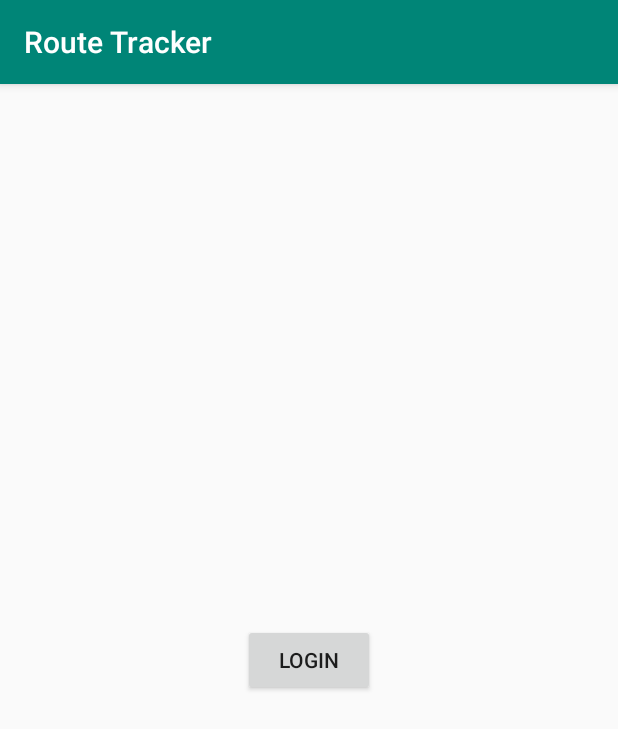
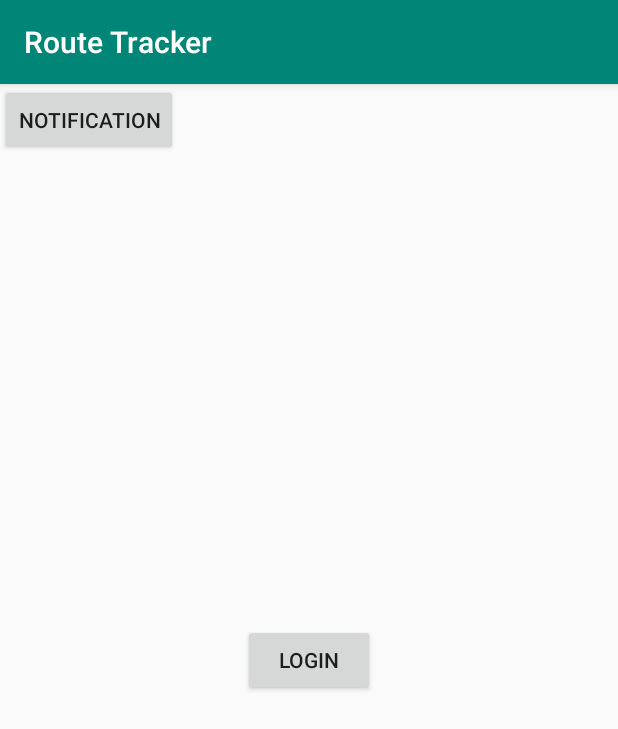
Before and after one commit to biner1999/night-travel, an Android app: the screen it shows after launch (MainActivity), on a phone screen of 412 x 824 dp. Shown: the top 729 px of the screen. Run offline under Robolectric (Android 15) with nearby library versions, the phone set to English and light mode, and no system bars.

Commit message:
notification test working in MainActivity now to be moved into its own class

```diff
--- a/app/build.gradle
+++ b/app/build.gradle
@@ -28,6 +28,7 @@ dependencies {
     testImplementation 'junit:junit:4.12'
     androidTestImplementation 'androidx.test.ext:junit:1.1.0'
     androidTestImplementation 'androidx.test.espresso:espresso-core:3.1.1'
+    implementation 'com.android.support:support-compat:28.0.0'
 
 
 }
--- a/app/src/main/java/com/example/routetracker/MainActivity.java
+++ b/app/src/main/java/com/example/routetracker/MainActivity.java
@@ -3,11 +3,17 @@ package com.example.routetracker;
 import androidx.annotation.NonNull;
 import androidx.appcompat.app.AppCompatActivity;
 import androidx.core.app.ActivityCompat;
+import androidx.core.app.NotificationCompat;
+import androidx.core.app.NotificationManagerCompat;
 import androidx.core.content.ContextCompat;
 
 import android.Manifest;
+import android.app.NotificationChannel;
+import android.app.NotificationManager;
+import android.app.PendingIntent;
 import android.content.Intent;
 import android.content.pm.PackageManager;
+import android.os.Build;
 import android.os.Bundle;
 import android.view.View;
 import android.widget.Button;
@@ -15,6 +21,7 @@ import android.widget.Button;
 public class MainActivity extends AppCompatActivity {
 
     private static final int PERMISSIONS_REQUEST_ACCESS_FINE_LOCATION = 1;
+    private static final String CHANNEL_ID = "channel1";
 
     private void getLocationPermission() {
 
@@ -38,6 +45,8 @@ public class MainActivity extends AppCompatActivity {
 
         getLocationPermission();
 
+        createNotificationChannel();
+
         Button testbtn = findViewById(R.id.testLoginBtn);
         testbtn.setOnClickListener(new View.OnClickListener() {
             @Override
@@ -46,5 +55,44 @@ public class MainActivity extends AppCompatActivity {
                 startActivity(nextScreen);
             }
         });
+
+        Button test_button = findViewById(R.id.test_button);
+        test_button.setOnClickListener(new View.OnClickListener() {
+            @Override
+            public void onClick(View v) {
+                addNotification();
+            }
+        });
     }
+    private void addNotification(){
+        NotificationCompat.Builder builder = new NotificationCompat.Builder(this, CHANNEL_ID)
+                .setSmallIcon(R.drawable.ic_launcher_background)
+                .setContentTitle("Level 1 Alert")
+                .setContentText("Level 1 Alert")
+                .setPriority(NotificationCompat.PRIORITY_DEFAULT);
+
+        NotificationManagerCompat manager = NotificationManagerCompat.from(this);
+        manager.notify(1, builder.build());
+
+/*        Intent notificationIntent = new Intent(this, MainActivity.class);
+        PendingIntent contentIntent = PendingIntent.getActivity(this, 0, notificationIntent, PendingIntent.FLAG_UPDATE_CURRENT);
+        builder.setContentIntent(contentIntent);*/
+
+    }
+    private void createNotificationChannel() {
+        // Create the NotificationChannel, but only on API 26+ because
+        // the NotificationChannel class is new and not in the support library
+        if (Build.VERSION.SDK_INT >= Build.VERSION_CODES.O) {
+            CharSequence name = getString(R.string.channel_name);
+            String description = getString(R.string.description);
+            int importance = NotificationManager.IMPORTANCE_DEFAULT;
+            NotificationChannel channel = new NotificationChannel(CHANNEL_ID, name, importance);
+            channel.setDescription(description);
+            // Register the channel with the system; you can't change the importance
+            // or other notification behaviors after this
+            NotificationManager notificationManager = getSystemService(NotificationManager.class);
+            notificationManager.createNotificationChannel(channel);
+        }
+    }
+
 }
--- a/app/src/main/res/layout/activity_main.xml
+++ b/app/src/main/res/layout/activity_main.xml
@@ -15,4 +15,12 @@
         app:layout_constraintEnd_toEndOf="parent"
         app:layout_constraintStart_toStartOf="parent"
         app:layout_constraintTop_toTopOf="parent" />
+
+    <Button
+        android:id="@+id/test_button"
+        android:layout_width="wrap_content"
+        android:layout_height="wrap_content"
+        android:text="Notification"
+        tools:layout_editor_absoluteX="27dp"
+        tools:layout_editor_absoluteY="39dp" />
 </androidx.constraintlayout.widget.ConstraintLayout>
--- a/app/src/main/res/values/strings.xml
+++ b/app/src/main/res/values/strings.xml
@@ -1,4 +1,6 @@
 <resources>
     <string name="app_name">Route Tracker</string>
     <string name="title_activity_homescreen">Home</string>
+    <string name="channel_name">a</string>
+    <string name="description">b</string>
 </resources>
```
Also changed, not shown: app/src/main/java/com/example/routetracker/notifications.java (added, +48 -0 lines).
